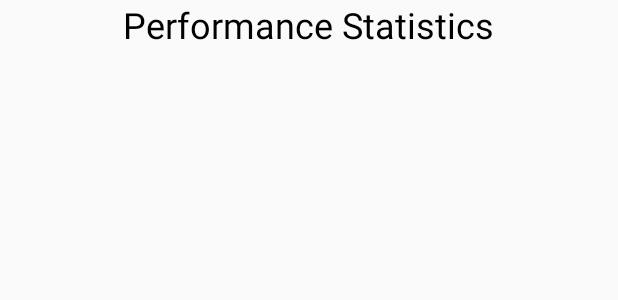
After one commit to SreehariRamMohan/HsHacksStutterly, an Android app: the layout activity_analyze_performance.xml on its own in the app's theme, with its tools: preview values and no code run, on a phone screen of 412 x 824 dp. The commit adds this screen. Shown: the top 300 px of the screen. Run offline under Robolectric (Android 15) with nearby library versions, the phone set to English and light mode, and no system bars.

Commit message:
Created the analyze performance activity and performed many other minor bug fixes to prevent the app from crashing.

```diff
--- a/app/src/main/AndroidManifest.xml
+++ b/app/src/main/AndroidManifest.xml
@@ -27,7 +27,8 @@
         <activity android:name=".SpeechActivity" />
         <activity android:name=".Goals" />
         <activity android:name=".Summary" />
-        <activity android:name=".ForgotPassword"></activity>
+        <activity android:name=".ForgotPassword" />
+        <activity android:name=".AnalyzePerformance"></activity>
     </application>
 
 </manifest>
--- /dev/null
+++ b/app/src/main/res/layout/activity_analyze_performance.xml
@@ -0,0 +1,20 @@
+<?xml version="1.0" encoding="utf-8"?>
+<RelativeLayout xmlns:android="http://schemas.android.com/apk/res/android"
+    xmlns:app="http://schemas.android.com/apk/res-auto"
+    xmlns:tools="http://schemas.android.com/tools"
+    android:layout_width="match_parent"
+    android:layout_height="match_parent"
+    tools:context="com.example.hshacksstutterly.hshacksstutterly.AnalyzePerformance">
+
+    <TextView
+        android:id="@+id/textView8"
+        android:layout_width="wrap_content"
+        android:textSize="24dp"
+        android:textColor="@android:color/black"
+        android:layout_height="wrap_content"
+        android:text="Performance Statistics"
+        tools:layout_editor_absoluteX="120dp"
+        tools:layout_editor_absoluteY="16dp"
+        android:layout_alignParentTop="true"
+        android:layout_centerHorizontal="true" />
+</RelativeLayout>
```
Also changed, not shown: app/src/main/java/com/example/hshacksstutterly/hshacksstutterly/AnalyzePerformance.java (added, +13 -0 lines), app/src/main/java/com/example/hshacksstutterly/hshacksstutterly/HomeScreen.java (+8 -0 lines).
